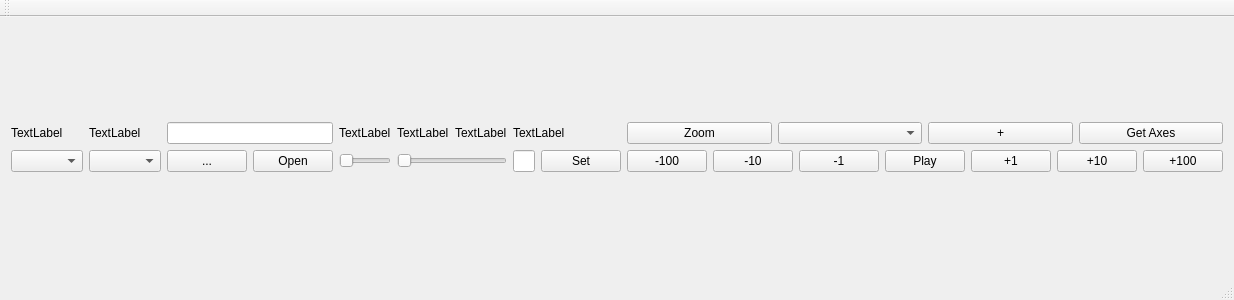
Above: mainwindow.ui from ZamanTekin/WegmanAlgorithum before the change. Below: the same form after it.
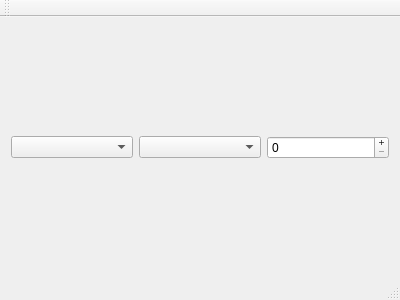
That is the form after the change.

```diff
--- a/mainwindow.ui
+++ b/mainwindow.ui
@@ -6,7 +6,7 @@
    <rect>
     <x>0</x>
     <y>0</y>
-    <width>1205</width>
+    <width>400</width>
     <height>300</height>
    </rect>
   </property>
@@ -18,203 +18,20 @@
     <item>
      <layout class="QHBoxLayout" name="horizontalLayout">
       <item>
-       <layout class="QGridLayout" name="gridLayout">
-        <item row="2" column="7">
-         <layout class="QHBoxLayout" name="horizontalLayout_4">
-          <item>
-           <widget class="QPushButton" name="biggerminusButton">
-            <property name="text">
-             <string>-100</string>
-            </property>
-           </widget>
-          </item>
-          <item>
-           <widget class="QPushButton" name="bigminusButton">
-            <property name="text">
-             <string>-10</string>
-            </property>
-           </widget>
-          </item>
-          <item>
-           <widget class="QPushButton" name="minusButton">
-            <property name="text">
-             <string>-1</string>
-            </property>
-           </widget>
-          </item>
-          <item>
-           <widget class="QPushButton" name="pauseButton">
-            <property name="text">
-             <string>Play</string>
-            </property>
-           </widget>
-          </item>
-          <item>
-           <widget class="QPushButton" name="plusButton">
-            <property name="text">
-             <string>+1</string>
-            </property>
-           </widget>
-          </item>
-          <item>
-           <widget class="QPushButton" name="bigplusButton">
-            <property name="text">
-             <string>+10</string>
-            </property>
-           </widget>
-          </item>
-          <item>
-           <widget class="QPushButton" name="biggerplusButton">
-            <property name="text">
-             <string>+100</string>
-            </property>
-           </widget>
-          </item>
-         </layout>
-        </item>
-        <item row="2" column="5">
-         <widget class="QSlider" name="fpscap">
-          <property name="orientation">
-           <enum>Qt::Horizontal</enum>
-          </property>
-         </widget>
-        </item>
-        <item row="0" column="5">
-         <layout class="QHBoxLayout" name="horizontalLayout_3">
-          <item>
-           <widget class="QLabel" name="fpscaplabel">
-            <property name="text">
-             <string>TextLabel</string>
-            </property>
-           </widget>
-          </item>
-          <item>
-           <spacer name="horizontalSpacer">
-            <property name="orientation">
-             <enum>Qt::Horizontal</enum>
-            </property>
-            <property name="sizeHint" stdset="0">
-             <size>
-              <width>40</width>
-              <height>20</height>
-             </size>
-            </property>
-           </spacer>
-          </item>
-          <item>
-           <widget class="QLabel" name="fpslabel">
-            <property name="text">
-             <string>TextLabel</string>
-            </property>
-           </widget>
-          </item>
-         </layout>
-        </item>
-        <item row="2" column="1">
-         <widget class="QComboBox" name="dim2"/>
-        </item>
-        <item row="2" column="0">
-         <widget class="QComboBox" name="dim1"/>
-        </item>
-        <item row="2" column="3">
-         <widget class="QSlider" name="sizegetter">
-          <property name="orientation">
-           <enum>Qt::Horizontal</enum>
-          </property>
-         </widget>
-        </item>
-        <item row="0" column="3">
-         <widget class="QLabel" name="sizegetterlabel">
-          <property name="text">
-           <string>TextLabel</string>
-          </property>
-         </widget>
-        </item>
-        <item row="0" column="0">
-         <widget class="QLabel" name="dim1label">
-          <property name="text">
-           <string>TextLabel</string>
-          </property>
-         </widget>
-        </item>
-        <item row="0" column="1">
-         <widget class="QLabel" name="dim2label">
-          <property name="text">
-           <string>TextLabel</string>
-          </property>
-         </widget>
-        </item>
-        <item row="2" column="2">
-         <layout class="QHBoxLayout" name="horizontalLayout_2">
-          <item>
-           <widget class="QPushButton" name="filedialogButton">
-            <property name="text">
-             <string>...</string>
-            </property>
-           </widget>
-          </item>
-          <item>
-           <widget class="QPushButton" name="openButton">
-            <property name="text">
-             <string>Open</string>
-            </property>
-           </widget>
-          </item>
-         </layout>
-        </item>
-        <item row="0" column="2">
-         <widget class="QLineEdit" name="filenamebox"/>
-        </item>
-        <item row="0" column="6">
-         <widget class="QLabel" name="iterationlabel">
-          <property name="text">
-           <string>TextLabel</string>
-          </property>
-         </widget>
-        </item>
-        <item row="2" column="6">
-         <layout class="QHBoxLayout" name="horizontalLayout_6">
-          <item>
-           <widget class="QLineEdit" name="iterationbox"/>
-          </item>
-          <item>
-           <widget class="QPushButton" name="iterationButton">
-            <property name="text">
-             <string>Set</string>
-            </property>
-           </widget>
-          </item>
-         </layout>
-        </item>
-        <item row="0" column="7">
-         <layout class="QHBoxLayout" name="horizontalLayout_7">
-          <item>
-           <widget class="QPushButton" name="zoomButton">
-            <property name="text">
-             <string>Zoom</string>
-            </property>
-           </widget>
-          </item>
-          <item>
-           <widget class="QComboBox" name="groupBox"/>
-          </item>
-          <item>
-           <widget class="QPushButton" name="newgroupButton">
-            <property name="text">
-             <string>+</string>
-            </property>
-           </widget>
-          </item>
-          <item>
-           <widget class="QPushButton" name="showbasisButton">
-            <property name="text">
-             <string>Get Axes</string>
-            </property>
-           </widget>
-          </item>
-         </layout>
-        </item>
-       </layout>
+       <widget class="QComboBox" name="dim1"/>
+      </item>
+      <item>
+       <widget class="QComboBox" name="dim2"/>
+      </item>
+      <item>
+       <widget class="QSpinBox" name="sizegetter">
+        <property name="buttonSymbols">
+         <enum>QAbstractSpinBox::PlusMinus</enum>
+        </property>
+        <property name="maximum">
+         <number>30</number>
+        </property>
+       </widget>
       </item>
      </layout>
     </item>
```
Left out of the diff: 8 changed lines with no effect on the pictures.
